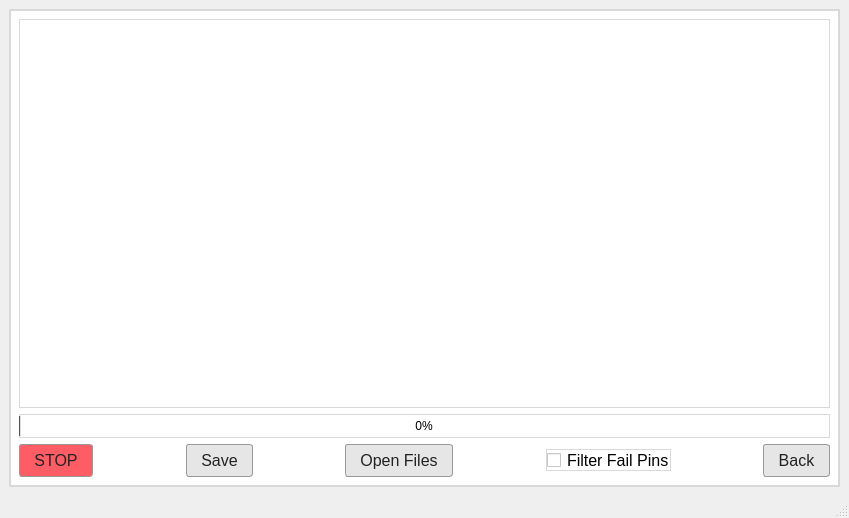
This is mainwindow.ui in zubair-appdev/SolarACHT_2 as Qt 5 draws it before an edit. The edited form follows.
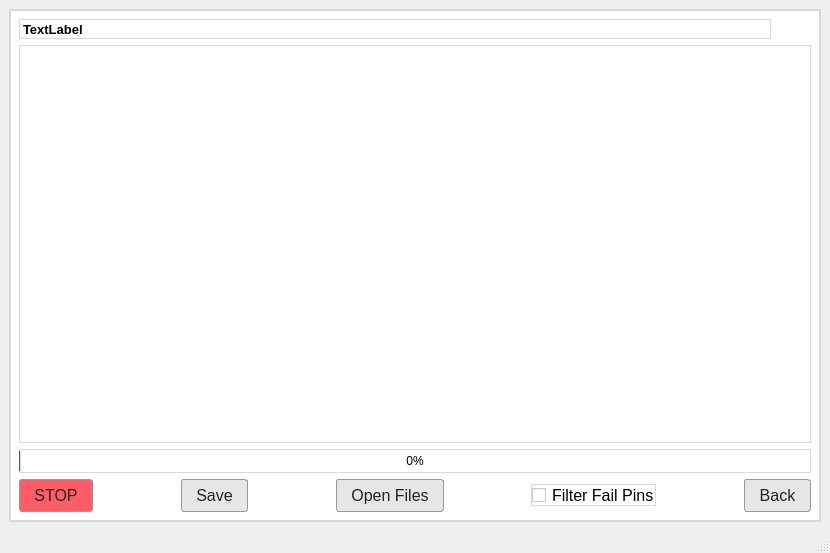
This is the edited form. The open tabs and pages were chosen to show the change. Icons and pictures are not drawn.

Commit message: Two wire test table view is completed.

What changed in the file:
```diff
--- a/mainwindow.ui
+++ b/mainwindow.ui
@@ -9,8 +9,8 @@
    <rect>
     <x>0</x>
     <y>0</y>
-    <width>849</width>
-    <height>518</height>
+    <width>830</width>
+    <height>553</height>
    </rect>
   </property>
   <property name="windowTitle">
@@ -4666,9 +4666,107 @@
       <widget class="QWidget" name="page_twoWireTest">
        <layout class="QGridLayout" name="gridLayout_17">
         <item row="0" column="0">
-         <widget class="QTableView" name="tableView_twoWireTest"/>
+         <layout class="QHBoxLayout" name="horizontalLayout_15">
+          <item>
+           <widget class="QLabel" name="label_test">
+            <property name="font">
+             <font>
+              <pointsize>10</pointsize>
+              <weight>75</weight>
+              <bold>true</bold>
+             </font>
+            </property>
+            <property name="text">
+             <string>TextLabel</string>
+            </property>
+           </widget>
+          </item>
+          <item>
+           <spacer name="horizontalSpacer_35">
+            <property name="orientation">
+             <enum>Qt::Horizontal</enum>
+            </property>
+            <property name="sizeType">
+             <enum>QSizePolicy::Minimum</enum>
+            </property>
+            <property name="sizeHint" stdset="0">
+             <size>
+              <width>40</width>
+              <height>20</height>
+             </size>
+            </property>
+           </spacer>
+          </item>
+         </layout>
         </item>
         <item row="1" column="0">
+         <widget class="QTableView" name="tableView_twoWireTest">
+          <property name="styleSheet">
+           <string notr="true">QScrollBar:vertical
+{
+    background: #2C3E50;
+    width: 14px;
+    border-radius: 7px;
+}
+
+QScrollBar::handle:vertical
+{
+    background: #81D4FA;
+    border-radius: 7px;
+    min-height: 30px;
+}
+
+QScrollBar::handle:vertical:hover
+{
+    background: #B3E5FC;
+}
+
+QScrollBar::add-line:vertical,
+QScrollBar::sub-line:vertical
+{
+    height: 0px;
+}
+
+QScrollBar::add-page:vertical,
+QScrollBar::sub-page:vertical
+{
+    background: none;
+}
+
+QScrollBar:horizontal
+{
+    background: #2C3E50;
+    height: 14px;
+    border-radius: 7px;
+}
+
+QScrollBar::handle:horizontal
+{
+    background: #81D4FA;
+    border-radius: 7px;
+    min-width: 30px;
+}
+
+QScrollBar::handle:horizontal:hover
+{
+    background: #B3EFC;
+}
+
+QScrollBar::add-line:horizontal,
+QScrollBar::sub-line:horizontal
+{
+    width: 0px;
+}
+
+QScrollBar::add-page:horizontal,
+QScrollBar::sub-page:horizontal
+{
+    background: none;
+}</string>
+          </property>
+         </widget>
+        </item>
+        <item row="2" column="0">
          <widget class="QProgressBar" name="progressBar_twoWire">
           <property name="maximum">
            <number>100</number>
@@ -4687,7 +4785,7 @@
           </property>
          </widget>
         </item>
-        <item row="2" column="0">
+        <item row="3" column="0">
          <layout class="QHBoxLayout" name="horizontalLayout_14">
           <item>
            <widget class="QPushButton" name="pushButton_stopTwoWireTest">
```
Left out of the diff: 186 changed lines with no effect on the pictures. The commit also changes 5 other files.
